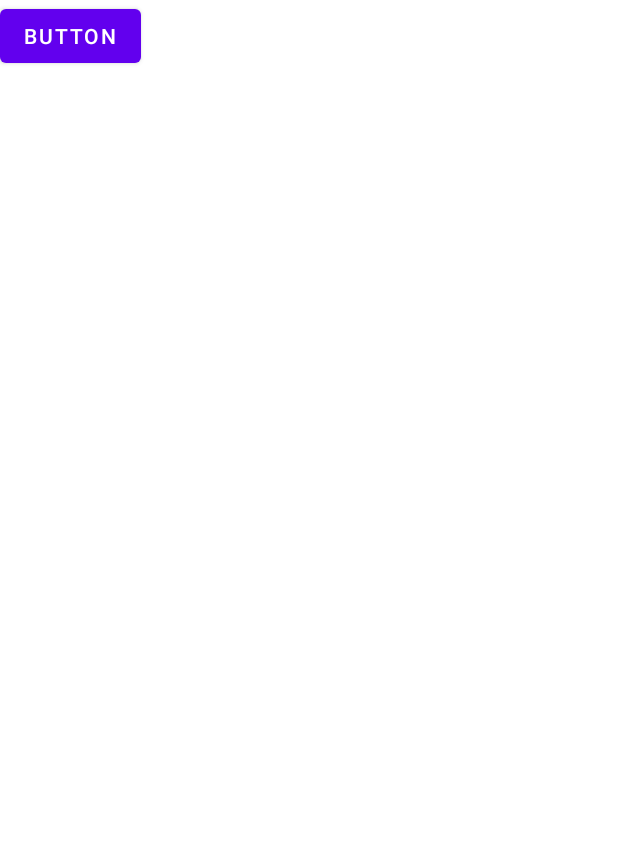
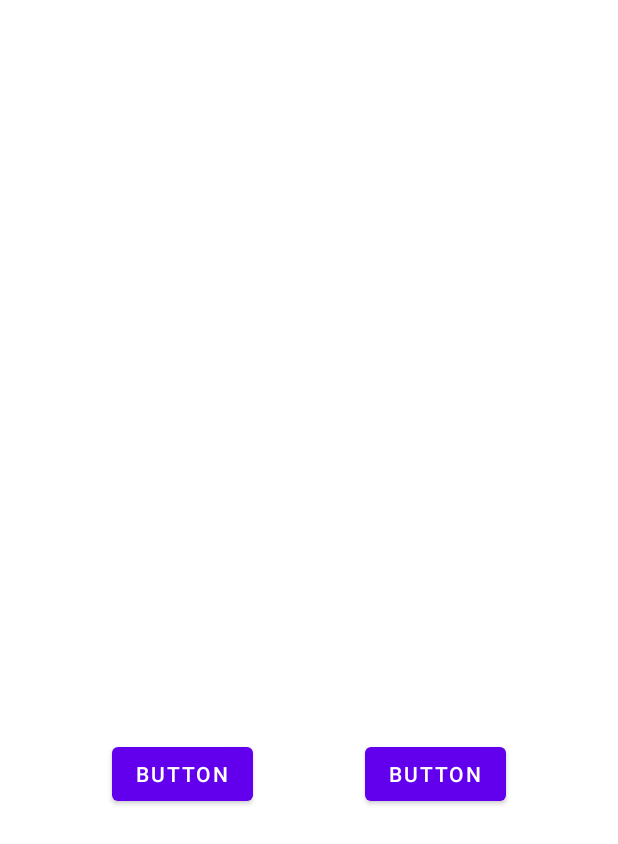
Before and after one commit to EmeraldKnight2814/Perfect_Planner, an Android app: the layout added_main.xml on its own in the app's theme, with its tools: preview values and no code run, on a phone screen of 412 x 824 dp. Shown: the top 844 px of the screen. Run offline under Robolectric (Android 15) with nearby library versions, the phone set to English and light mode, and no system bars.

Commit message:
Added ClearBTN

```diff
--- a/app/src/main/java/com/example/perfect_planner/AddedActivity.java
+++ b/app/src/main/java/com/example/perfect_planner/AddedActivity.java
@@ -1,6 +1,9 @@
 package com.example.perfect_planner;
 
+import android.content.Intent;
 import android.os.Bundle;
+import android.widget.Button;
+
 import androidx.appcompat.app.AppCompatActivity;
 
 public class AddedActivity extends AppCompatActivity {
@@ -9,6 +12,12 @@ public class AddedActivity extends AppCompatActivity {
     protected void onCreate(Bundle savedInstanceState) {
         super.onCreate(savedInstanceState);
         setContentView(R.layout.added_main);
+        Button SaveBTN = findViewById(R.id.SaveBTN);
+        SaveBTN.setOnClickListener(view ->{
+            Intent i = new Intent(getApplicationContext(), MainActivity.class);
+            startActivity(i);
+        });
     }
 
+
 }
--- a/app/src/main/res/layout/added_main.xml
+++ b/app/src/main/res/layout/added_main.xml
@@ -1,15 +1,30 @@
 <?xml version="1.0" encoding="utf-8"?>
 <androidx.constraintlayout.widget.ConstraintLayout xmlns:android="http://schemas.android.com/apk/res/android"
+    xmlns:app="http://schemas.android.com/apk/res-auto"
     xmlns:tools="http://schemas.android.com/tools"
     android:layout_width="match_parent"
     android:layout_height="match_parent">
 
     <Button
+        android:id="@+id/ClearBTN"
+        android:layout_width="wrap_content"
+        android:layout_height="wrap_content"
+        android:layout_marginTop="492dp"
+        android:text="Button"
+        app:layout_constraintEnd_toEndOf="parent"
+        app:layout_constraintHorizontal_bias="0.5"
+        app:layout_constraintStart_toEndOf="@+id/SaveBTN"
+        app:layout_constraintTop_toTopOf="parent" />
+
+    <Button
         android:id="@+id/SaveBTN"
         android:layout_width="wrap_content"
         android:layout_height="wrap_content"
+        android:layout_marginTop="492dp"
         android:onClick="ChangeActivities"
         android:text="Button"
-        tools:layout_editor_absoluteX="36dp"
-        tools:layout_editor_absoluteY="492dp" />
+        app:layout_constraintEnd_toStartOf="@+id/ClearBTN"
+        app:layout_constraintHorizontal_bias="0.5"
+        app:layout_constraintStart_toStartOf="parent"
+        app:layout_constraintTop_toTopOf="parent" />
 </androidx.constraintlayout.widget.ConstraintLayout>
```
